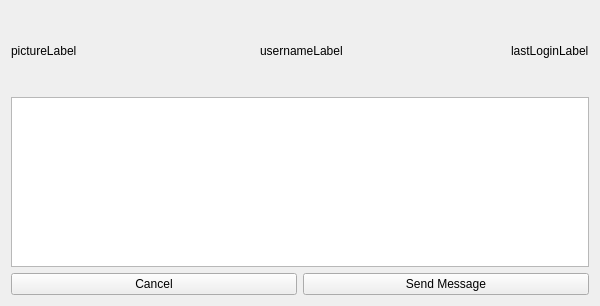
First picture: the form in ui/PingUserWidget.ui, repository dmzdev/stance, before the edit.
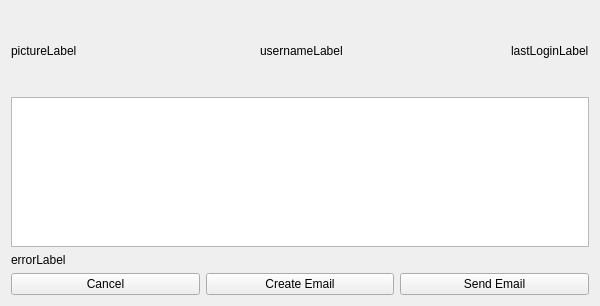
Second picture: the form after the edit.

Commit message: - Added a combo window for messages and achievements. - Implemented sending emails to other users.

Diff of the .ui file:
```diff
--- a/ui/PingUserWidget.ui
+++ b/ui/PingUserWidget.ui
@@ -80,6 +80,13 @@
    <item>
     <widget class="QTextEdit" name="messageEdit"/>
    </item>
+   <item>
+    <widget class="QLabel" name="errorLabel">
+     <property name="text">
+      <string>errorLabel</string>
+     </property>
+    </widget>
+   </item>
    <item>
     <layout class="QHBoxLayout" name="horizontalLayout_2">
      <item>
@@ -92,7 +99,14 @@
      <item>
       <widget class="QPushButton" name="createSendButton">
        <property name="text">
-        <string>Send Message</string>
+        <string>Create Email</string>
+       </property>
+      </widget>
+     </item>
+     <item>
+      <widget class="QPushButton" name="sendButton">
+       <property name="text">
+        <string>Send Email</string>
        </property>
       </widget>
      </item>
```
Left out of the diff: 8 changed lines with no effect on the pictures. The commit also changes 4 other files.
